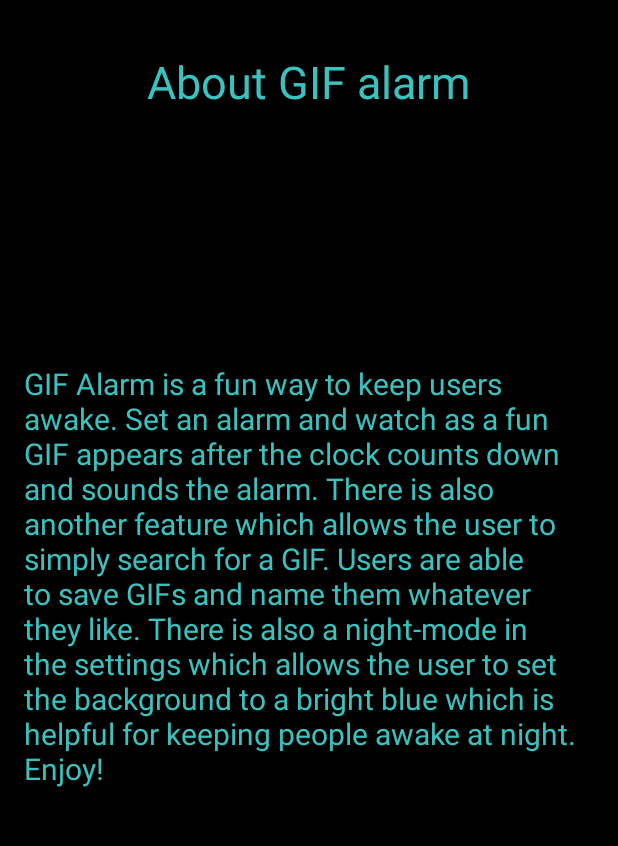
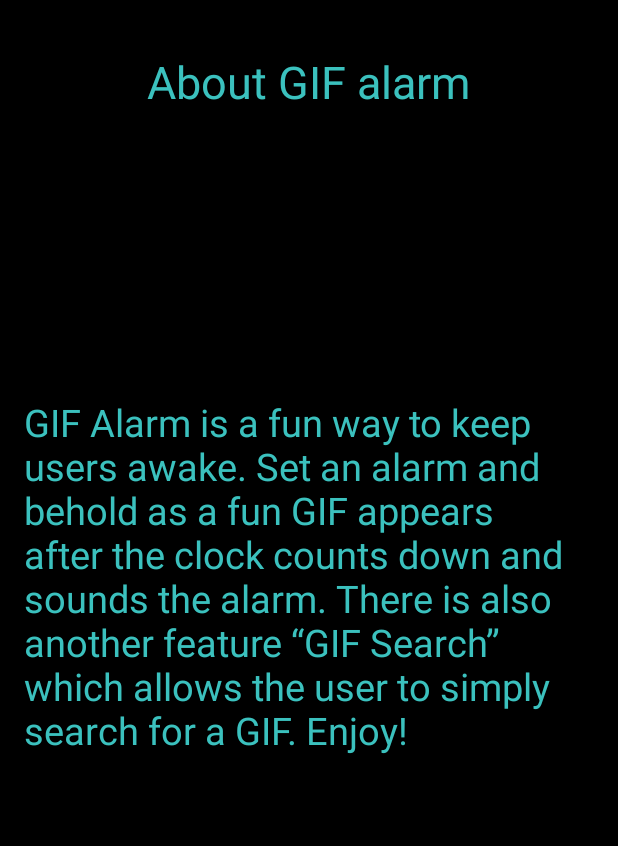
Before and after one commit to billbrasky1/FinalProject, an Android app: the AboutSection screen opened directly, with no data from a screen before it, on a phone screen of 412 x 824 dp, the part 84-930 px from its top. Run offline under Robolectric (Android 15) with nearby library versions, the phone set to English and light mode, and no system bars; libraries missing offline, so code that uses them is left out: com.danielbrinker.android.

```diff
--- a/GIFAlarm1/app/src/main/java/com/danielbrinker/android/aca/gifalarm1/AboutSection.java
+++ b/GIFAlarm1/app/src/main/java/com/danielbrinker/android/aca/gifalarm1/AboutSection.java
@@ -4,7 +4,6 @@ import android.app.Fragment;
 import android.app.FragmentManager;
 import android.os.Bundle;
 import android.support.v7.app.AppCompatActivity;
-import android.widget.TextView;
 
 /**
  * Created by danielbrinker on 11/7/16.
@@ -12,8 +11,6 @@ import android.widget.TextView;
 
 public class AboutSection extends AppCompatActivity {
 
-    TextView mAboutSectionTitle;
-    TextView mAboutMessage;
 
     @Override
     protected void onCreate(Bundle savedInstanceState) {
--- a/GIFAlarm1/app/src/main/res/layout/about_fragment.xml
+++ b/GIFAlarm1/app/src/main/res/layout/about_fragment.xml
@@ -14,9 +14,9 @@
     <TextView
         android:layout_width="wrap_content"
         android:layout_height="wrap_content"
-        android:text='GIF Alarm is a fun way to keep users awake. Set an alarm and watch as a fun GIF appears after the clock counts down and sounds the alarm. There is also another feature which allows the user to simply search for a GIF. Users are able to save GIFs and name them whatever they like. There is also a night-mode in the settings which allows the user to set the background to a bright blue which is helpful for keeping people awake at night. Enjoy! '
+        android:text='GIF Alarm is a fun way to keep users awake. Set an alarm and behold as a fun GIF appears after the clock counts down and sounds the alarm. There is also another feature “GIF Search” which allows the user to simply search for a GIF. Enjoy!'
         android:id="@+id/aboutMessage"
-        android:textSize="20sp"
+        android:textSize="25sp"
         android:textColor="@color/colorPrimaryDark"
         android:layout_centerVertical="true"
         android:layout_alignParentLeft="true"
```
